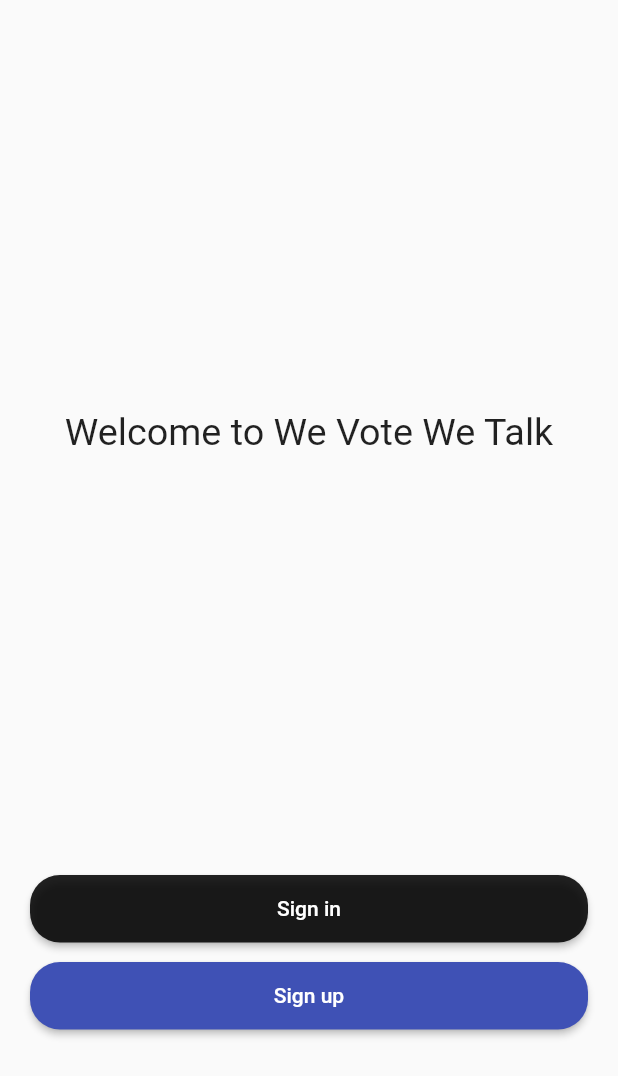
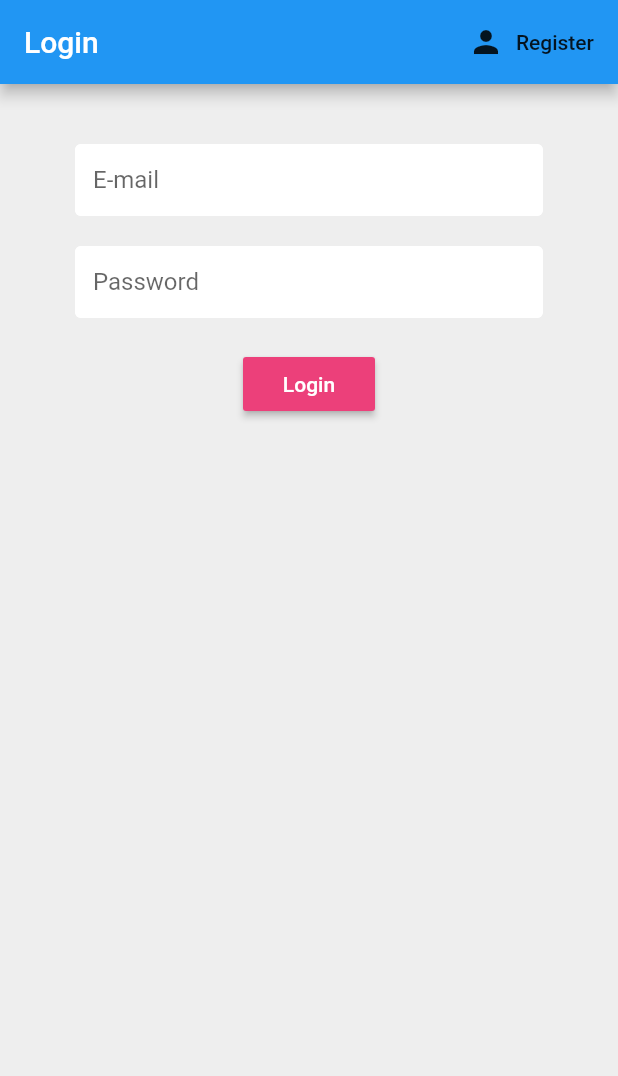
Before and after one commit to FEUP-ESOF-2020-21/open-cx-t5g1-wevotewetalk, a Flutter app: the screen it shows after launch, on a phone screen of 412 x 824 dp. Shown: the top 1076 px of the screen. Run offline on Flutter 3.47's test engine with Material 2 defaults, Android fonts, the phone set to English and light mode, and no system bars; our stand-ins replace firebase_auth, flutter_spinkit; accounts and stored records are empty.

Commit message:
register, login and logout implemented with firebase

```diff
--- a/WeVoteWeTalk/we_vote_we_talk/lib/App.dart
+++ b/WeVoteWeTalk/we_vote_we_talk/lib/App.dart
@@ -1,18 +1,19 @@
-import 'package:flutter/cupertino.dart';
+import 'Wrapper.dart';
+import 'Auth.dart';
 import 'package:flutter/material.dart';
-import 'StartPage.dart';
+import 'package:provider/provider.dart';
+import 'User.dart';
 
 void main() => runApp(App());
 
 class App extends StatelessWidget {
   @override
   Widget build(BuildContext context) {
-    return MaterialApp(
-      title: 'We Vote We Talk',
-      debugShowCheckedModeBanner: false,
-      theme: ThemeData.light(),
-      darkTheme: ThemeData.dark(),
-      home: StartPage(),
+      return StreamProvider<User>.value(
+          value: AuthService().user,
+          child: MaterialApp(
+          home: Wrapper(),
+      ),
     );
   }
 }
--- /dev/null
+++ b/WeVoteWeTalk/we_vote_we_talk/lib/Auth.dart
@@ -0,0 +1,52 @@
+import 'User.dart';
+import 'package:firebase_auth/firebase_auth.dart';
+
+class AuthService {
+
+  final FirebaseAuth _auth = FirebaseAuth.instance;
+
+  // create user obj based on firebase user
+  User _userFromFirebaseUser(FirebaseUser user) {
+    return user != null ? User(uid: user.uid) : null;
+  }
+
+  // auth change user stream
+  Stream<User> get user {
+    return _auth.onAuthStateChanged.map(_userFromFirebaseUser);
+  }
+
+  // sign in with email and password
+  Future signInWithEmailAndPassword(String email, String password) async {
+    try {
+      AuthResult result = await _auth.signInWithEmailAndPassword(email: email, password: password);
+      FirebaseUser user = result.user;
+      return user;
+    } catch (error) {
+      print(error.toString());
+      return null;
+    }
+  }
+
+  // register with email and password
+  Future registerWithEmailAndPassword(String email, String password) async {
+    try {
+      AuthResult result = await _auth.createUserWithEmailAndPassword(email: email, password: password);
+      FirebaseUser user = result.user;
+      return _userFromFirebaseUser(user);
+    } catch (error) {
+      print(error.toString());
+      return null;
+    }
+  }
+
+  // sign out
+  Future signOut() async {
+    try {
+      return await _auth.signOut();
+    } catch (error) {
+      print(error.toString());
+      return null;
+    }
+  }
+
+}
--- /dev/null
+++ b/WeVoteWeTalk/we_vote_we_talk/lib/Authenticate.dart
@@ -0,0 +1,26 @@
+import 'Register.dart';
+import 'Login.dart';
+import 'package:flutter/material.dart';
+
+class Authenticate extends StatefulWidget {
+  @override
+  _AuthenticateState createState() => _AuthenticateState();
+}
+
+class _AuthenticateState extends State<Authenticate> {
+
+  bool showSignIn = true;
+  void toggleView(){
+    //print(showSignIn.toString());
+    setState(() => showSignIn = !showSignIn);
+  }
+
+  @override
+  Widget build(BuildContext context) {
+    if (showSignIn) {
+      return Login(toggleView:  toggleView);
+    } else {
+      return Register(toggleView:  toggleView);
+    }
+  }
+}
--- /dev/null
+++ b/WeVoteWeTalk/we_vote_we_talk/lib/Login.dart
@@ -0,0 +1,94 @@
+import 'Auth.dart';
+import 'package:we_vote_we_talk/shared/Constants.dart';
+import 'package:we_vote_we_talk/shared/Loading.dart';
+import 'package:flutter/material.dart';
+
+class Login extends StatefulWidget {
+
+  final Function toggleView;
+  Login({ this.toggleView });
+
+  @override
+  _LoginState createState() => _LoginState();
+}
+
+class _LoginState extends State<Login> {
+
+  final AuthService _auth = AuthService();
+  final _formKey = GlobalKey<FormState>();
+  String error = '';
+  bool loading = false;
+
+  // text field state
+  String email = '';
+  String password = '';
+
+  @override
+  Widget build(BuildContext context) {
+    return loading ? Loading() : Scaffold(
+      backgroundColor: Colors.grey[200],
+      appBar: AppBar(
+        title: Text('Login'),
+        actions: <Widget>[
+          FlatButton.icon(
+            icon: Icon(Icons.person),
+            label: Text('Register'),
+            onPressed: () => widget.toggleView(),
+          ),
+        ],
+      ),
+      body: Container(
+        padding: EdgeInsets.symmetric(vertical: 20.0, horizontal: 50.0),
+        child: Form(
+          key: _formKey,
+          child: Column(
+            children: <Widget>[
+              SizedBox(height: 20.0),
+              TextFormField(
+                decoration: textInputDecoration.copyWith(hintText: 'E-mail'),
+                validator: (val) => val.isEmpty ? 'Enter a valid e-mail' : null,
+                onChanged: (val) {
+                  setState(() => email = val);
+                },
+              ),
+              SizedBox(height: 20.0),
+              TextFormField(
+                obscureText: true,
+                decoration: textInputDecoration.copyWith(hintText: 'Password'),
+                validator: (val) => val.length < 8 ? 'Password must be at least 8 chars long' : null,
+                onChanged: (val) {
+                  setState(() => password = val);
+                },
+              ),
+              SizedBox(height: 20.0),
+              RaisedButton(
+                  color: Colors.pink[400],
+                  child: Text(
+                    'Login',
+                    style: TextStyle(color: Colors.white),
+                  ),
+                  onPressed: () async {
+                    if(_formKey.currentState.validate()){
+                      setState(() => loading = true);
+                      dynamic result = await _auth.signInWithEmailAndPassword(email, password);
+                      if(result == null) {
+                        setState(() {
+                          loading = false;
+                          error = 'Could not login with the inserted credentials';
+                        });
+                      }
+                    }
+                  }
+              ),
+              SizedBox(height: 12.0),
+              Text(
+                error,
+                style: TextStyle(color: Colors.red, fontSize: 14.0),
+              ),
+            ],
+          ),
+        ),
+      ),
+    );
+  }
+}
--- a/WeVoteWeTalk/we_vote_we_talk/lib/StartPage.dart
+++ b/WeVoteWeTalk/we_vote_we_talk/lib/StartPage.dart
@@ -1,4 +1,5 @@
 import 'package:flutter/material.dart';
+import 'Login.dart';
 import 'SignInForm.dart';
 import 'SignUpForm.dart';
 
@@ -77,7 +78,7 @@ class StartPage extends StatelessWidget {
   }
 
   Future navigateToLogin(BuildContext context) async {
-    Navigator.push(context, MaterialPageRoute(builder: (context) => SignInForm()));
+    Navigator.push(context, MaterialPageRoute(builder: (context) => Login()));
   }
 
   Future navigateToRegister(BuildContext context) async {
--- /dev/null
+++ b/WeVoteWeTalk/we_vote_we_talk/lib/User.dart
@@ -0,0 +1,5 @@
+class User {
+   final String uid;
+
+   User({this.uid});
+}
--- /dev/null
+++ b/WeVoteWeTalk/we_vote_we_talk/lib/Wrapper.dart
@@ -0,0 +1,22 @@
+import 'User.dart';
+import 'Authenticate.dart';
+import 'MainMenu.dart';
+import 'package:flutter/material.dart';
+import 'package:provider/provider.dart';
+
+class Wrapper extends StatelessWidget {
+  @override
+  Widget build(BuildContext context) {
+
+    final user = Provider.of<User>(context);
+    print(user);
+
+    // return either the Home or Authenticate widget
+    if (user == null){
+      return Authenticate();
+    } else {
+      return MainMenu();
+    }
+
+  }
+}
--- /dev/null
+++ b/WeVoteWeTalk/we_vote_we_talk/lib/shared/Constants.dart
@@ -0,0 +1,13 @@
+import 'package:flutter/material.dart';
+
+const textInputDecoration = InputDecoration(
+  fillColor: Colors.white,
+  filled: true,
+  contentPadding: EdgeInsets.all(12.0),
+  enabledBorder: OutlineInputBorder(
+    borderSide: BorderSide(color: Colors.white, width: 2.0),
+  ),
+  focusedBorder: OutlineInputBorder(
+    borderSide: BorderSide(color: Colors.pink, width: 2.0),
+  ),
+);
--- a/WeVoteWeTalk/we_vote_we_talk/pubspec.yaml
+++ b/WeVoteWeTalk/we_vote_we_talk/pubspec.yaml
@@ -23,6 +23,10 @@ environment:
 dependencies:
   flutter:
     sdk: flutter
+  firebase_auth: ^0.14.0+5
+  cloud_firestore: ^0.12.9+4
+  provider: ^3.1.0
+  flutter_spinkit: "^4.0.0"
 
 
   # The following adds the Cupertino Icons font to your application.
@@ -32,6 +36,7 @@ dependencies:
 dev_dependencies:
   flutter_test:
     sdk: flutter
+
 
 # For information on the generic Dart part of this file, see the
 # following page: https://dart.dev/tools/pub/pubspec
```
Also changed, not shown: WeVoteWeTalk/we_vote_we_talk/lib/MainMenu.dart (+14 -7 lines), WeVoteWeTalk/we_vote_we_talk/lib/Register.dart (added, +132 -0 lines), WeVoteWeTalk/we_vote_we_talk/lib/shared/Loading.dart (added, +18 -0 lines), WeVoteWeTalk/we_vote_we_talk/pubspec.lock, 3 other files.
